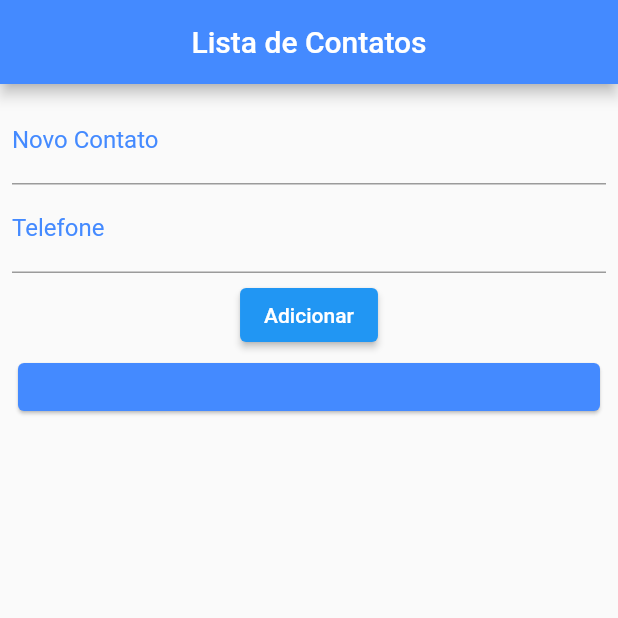
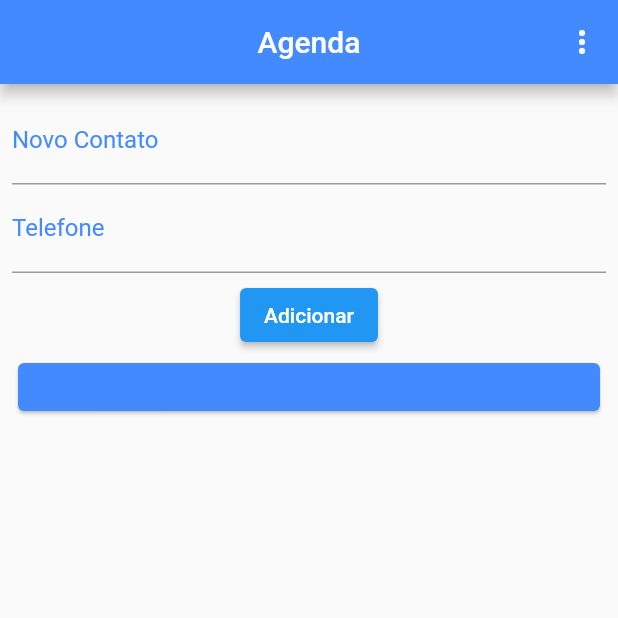
Before and after one commit to guilhermebelotto/tds-mobile, a Flutter app: the screen it shows after launch, after a tap on "Adicionar", on a phone screen of 412 x 824 dp, the top half of it. Run offline on Flutter 3.47's test engine with Material 2 defaults, Android fonts, the phone set to English and light mode, and no system bars; our stand-ins replace shared_preferences, sqflite; accounts and stored records are empty.

Commit message:
seleção

```diff
--- a/lib/data.dart
+++ b/lib/data.dart
@@ -1,12 +1,29 @@
+import 'package:agenda/persistence/file_persistence.dart';
+import 'package:agenda/persistence/key_value_persistence.dart';
+import 'package:agenda/persistence/sqlite_persistence.dart';
+
 abstract class PersistenceData {
   Future<void> save(String data);
   Future<String> load();
 }
 
-// PerssitenceData
-//  ->load
-//  ->save
+enum persistenceProvider { File, KeyValue, SQLite }
 
-// FilePersistence
-// SQLitePersistence
-//
+class DataFactory {
+  static persistenceProvider providerType = persistenceProvider.File;
+
+  static PersistenceData getProvider({persistenceProvider? type}) {
+    providerType = type ?? persistenceProvider.File;
+
+    switch (providerType) {
+      case persistenceProvider.File:
+        return FilePersistence();
+      case persistenceProvider.KeyValue:
+        return KeyValuePersistence();
+      case persistenceProvider.SQLite:
+        return SqlitePersistence();
+      default:
+        return FilePersistence();
+    }
+  }
+}
--- a/lib/main.dart
+++ b/lib/main.dart
@@ -2,13 +2,12 @@ import 'dart:convert';
 
 import 'package:flutter/material.dart';
 import 'package:agenda/data.dart';
-import 'package:agenda/persistence/file_persistence.dart';
-import 'package:agenda/persistence/key_value_persistence.dart';
 
 void main() {
   runApp(MyApp());
 }
 
+// ignore: use_key_in_widget_constructors
 class MyApp extends StatelessWidget {
   @override
   Widget build(BuildContext context) {
@@ -18,6 +17,7 @@ class MyApp extends StatelessWidget {
         primarySwatch: Colors.blue,
       ),
       home: MyHomePage(title: 'Flutter Demo Home Page'),
+      debugShowCheckedModeBanner: false,
     );
   }
 }
@@ -32,7 +32,7 @@ class MyHomePage extends StatefulWidget {
 }
 
 class _MyHomePageState extends State<MyHomePage> {
-  final PersistenceData data = new KeyValuePersistence();
+  PersistenceData data = DataFactory.getProvider();
 
   final _textController = TextEditingController();
   final _telefoneController = TextEditingController();
@@ -42,11 +42,14 @@ class _MyHomePageState extends State<MyHomePage> {
   @override
   void initState() {
     super.initState();
+    _loadData();
+  }
+
+  void _loadData() {
     data.load().then((value) {
-      if (value.isNotEmpty)
-        setState(() {
-          _toDoList = json.decode(value);
-        });
+      setState(() {
+        _toDoList = value.isNotEmpty ? json.decode(value) : [];
+      });
     });
   }
 
@@ -60,7 +63,6 @@ class _MyHomePageState extends State<MyHomePage> {
       var newTodo = Map<String, dynamic>();
       newTodo["name"] = _textController.text;
       newTodo["telefone"] = _telefoneController.text;
-      newTodo["ok"] = false;
       _toDoList.insert(0, newTodo);
       _textController.clear();
       _telefoneController.clear();
@@ -71,11 +73,6 @@ class _MyHomePageState extends State<MyHomePage> {
   Future<void> _refresh() async {
     await Future.delayed(Duration(seconds: 2));
     setState(() {
-      // _toDoList.sort((a, b) {
-      //   if (a["ok"] && !b["ok"]) return 1;
-      //   if (!a["ok"] && b["ok"]) return -1;
-      //   return 0;
-      // });
       _toDoList.sort((a, b) => a.toString().compareTo(b.toString()));
       _saveData();
     });
@@ -87,10 +84,20 @@ class _MyHomePageState extends State<MyHomePage> {
   Widget build(BuildContext context) {
     return Scaffold(
       appBar: AppBar(
-        title: Text('Lista de Contatos'),
-        backgroundColor: Colors.blueAccent,
-        centerTitle: true,
-      ),
+          title: Text('Agenda'),
+          backgroundColor: Colors.blueAccent,
+          centerTitle: true,
+          actions: [
+            PopupMenuButton(itemBuilder: (context) {
+              return persistenceProvider.values
+                  .map((e) => PopupMenuItem(
+                        child: StatefulBuilder(
+                          builder: (_, __) => buildProviderButton(e),
+                        ),
+                      ))
+                  .toList();
+            })
+          ]),
       body: Container(
         padding: EdgeInsets.all(8.0),
         child: Column(
@@ -105,16 +112,22 @@ class _MyHomePageState extends State<MyHomePage> {
                           labelStyle: TextStyle(color: Colors.blueAccent))),
                   TextField(
                       controller: _telefoneController,
+                      keyboardType: TextInputType.number,
                       decoration: InputDecoration(
                           labelText: "Telefone",
                           labelStyle: TextStyle(color: Colors.blueAccent))),
-                  SizedBox(width: 4.0, height: 4.0,),
+                  SizedBox(
+                    width: 4.0,
+                    height: 4.0,
+                  ),
                   ElevatedButton(
                     onPressed: _addTodo,
                     child: Text('Adicionar'),
-
                   ),
-                  SizedBox(width: 4.0, height: 4.0,),
+                  SizedBox(
+                    width: 4.0,
+                    height: 4.0,
+                  ),
                 ],
               ),
             ),
@@ -138,7 +151,7 @@ class _MyHomePageState extends State<MyHomePage> {
         key: Key(DateTime.now().millisecondsSinceEpoch.toString()),
         background: Container(
           color: Colors.red,
-          child: Align(
+          child: const Align(
             alignment: Alignment(-0.9, 0.0),
             child: Icon(
               Icons.delete,
@@ -147,36 +160,26 @@ class _MyHomePageState extends State<MyHomePage> {
           ),
         ),
         direction: DismissDirection.startToEnd,
-        // child: CheckboxListTile(
-        //   value: _toDoList[index]['ok'],
-        //   onChanged: (c) {
-        //     setState(() {
-        //       _toDoList[index]['ok'] = c;
-        //     });
-        //   },
-        //   title: Text(_toDoList[index]['telefone']),
-        //   secondary: Text(_toDoList[index]['name']),
-        // ),
         child: Card(
           color: Colors.blueAccent,
-
           child: Padding(
             padding: const EdgeInsets.all(8.0),
             child: Row(
-
               children: [
-                Expanded(child: Text(_toDoList[index]['name'], style: TextStyle(color: Colors.white),   ),),
-                Expanded(child: Text(_toDoList[index]['telefone'], style: TextStyle(color: Colors.white), textAlign: TextAlign.end)),
+                Expanded(
+                  child: Text(
+                    _toDoList[index]['name'],
+                    style: TextStyle(color: Colors.white),
+                  ),
+                ),
+                Expanded(
+                    child: Text(_toDoList[index]['telefone'],
+                        style: TextStyle(color: Colors.white),
+                        textAlign: TextAlign.end)),
               ],
               mainAxisAlignment: MainAxisAlignment.spaceEvenly,
-
             ),
           ),
-          // child: ListTile(
-          //   title: Text(_toDoList[index]['name'], style: TextStyle(color: Colors.blueAccent),),
-          //   subtitle: Text(_toDoList[index]['telefone'], style: TextStyle(color: Colors.blueAccent),),
-          //   horizontalTitleGap: ,
-          // ),
         ),
         onDismissed: (_) {
           setState(() {
@@ -204,4 +207,32 @@ class _MyHomePageState extends State<MyHomePage> {
           });
         });
   }
+
+  Widget buildProviderButton(persistenceProvider type) {
+    return IconButton(
+      onPressed: () {
+        data = DataFactory.getProvider(type: type);
+        print(data);
+        _loadData();
+        Navigator.pop(context);
+      },
+      icon: Icon(
+        _getIcon(type),
+      ),
+      color: DataFactory.providerType == type ? Colors.blue : Colors.grey,
+    );
+  }
+
+  IconData _getIcon(persistenceProvider type) {
+    switch (type) {
+      case persistenceProvider.File:
+        return Icons.file_present_outlined;
+      case persistenceProvider.KeyValue:
+        return Icons.vpn_key;
+      case persistenceProvider.SQLite:
+        return Icons.storage_outlined;
+      default:
+        return Icons.file_present_outlined;
+    }
+  }
 }
--- a/lib/persistence/file_persistence.dart
+++ b/lib/persistence/file_persistence.dart
@@ -6,7 +6,7 @@ import 'package:path_provider/path_provider.dart';
 class FilePersistence implements PersistenceData {
   Future<String> get _localPath async {
     final directory = await getApplicationDocumentsDirectory();
-
+    print(directory);
     return directory.path;
   }
 
@@ -19,6 +19,7 @@ class FilePersistence implements PersistenceData {
   Future<String> load() async {
     try {
       final file = await _localFile;
+
       final contents = await file.readAsString();
       return contents;
     } catch (e) {
--- a/pubspec.yaml
+++ b/pubspec.yaml
@@ -36,6 +36,7 @@ dependencies:
   cupertino_icons: ^1.0.2
   path_provider: ^2.0.2
   shared_preferences: ^2.0.6
+  sqflite: ^2.0.0+3
 
 dev_dependencies:
   flutter_test:
```
Also changed, not shown: pubspec.lock.
